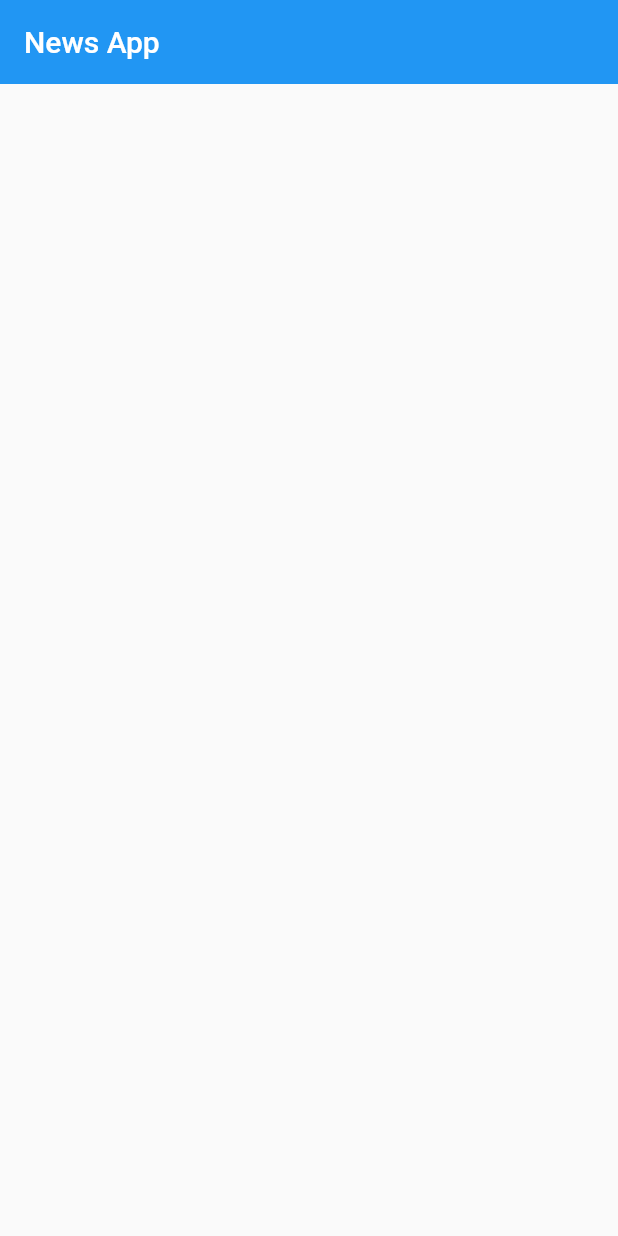
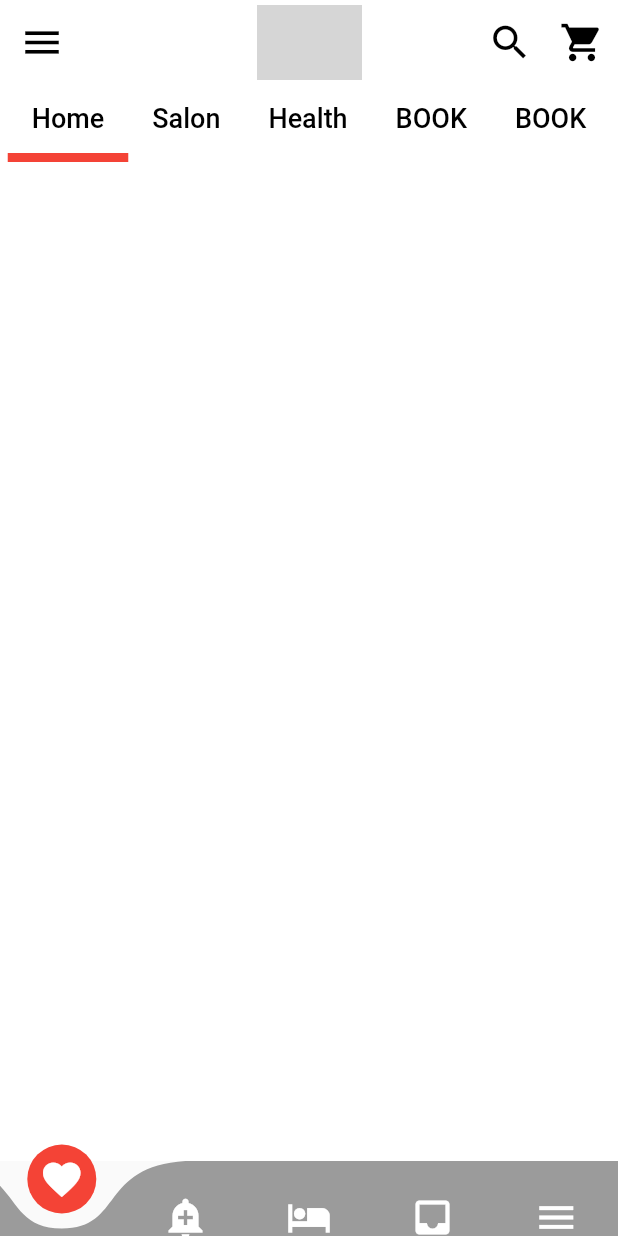
Before and after one commit to xaakib/newsapp_v2, a Flutter app: the screen it shows after launch, on a phone screen of 412 x 824 dp. Run offline on Flutter 3.47's test engine with Material 2 defaults, Android fonts, the phone set to English and light mode, and no system bars; drawn by our look-alikes of curved_navigation_bar; grey boxes are pictures that could not be loaded.

Commit message:
appbar done

```diff
--- a/lib/screens/home_screen.dart
+++ b/lib/screens/home_screen.dart
@@ -1,12 +1,145 @@
+import 'package:curved_navigation_bar/curved_navigation_bar.dart';
 import 'package:flutter/material.dart';
+
+import 'pages/homepage.dart';
 
 class HomeScreen extends StatelessWidget {
   @override
   Widget build(BuildContext context) {
     return Scaffold(
-      appBar: AppBar(
-        elevation: 0,
-        title: Text("News App"),
+      body: ListView(
+        children: [
+          Container(
+            height: MediaQuery.of(context).size.height,
+            child: DefaultTabController(
+              length: 5,
+
+              //// this is for appbar//
+              child: Scaffold(
+                  backgroundColor: Colors.white,
+                  appBar: AppBar(
+                    elevation: 0,
+
+                    // backgroundColor: Color(0xff109618),
+                    backgroundColor: Colors.white,
+
+                    title: Image.asset("assets/images/wevaicon.png",
+                        fit: BoxFit.cover, height: 50, width: 70),
+
+                    centerTitle: true,
+                    leading: IconButton(
+                      onPressed: () {
+                        print("Menu");
+                        showDialog(
+                          context: context,
+                          builder: (conetx) {},
+                        );
+                      },
+                      icon: Icon(
+                        Icons.menu,
+                        color: Colors.black,
+                        size: 30,
+                      ),
+                    ),
+                    actions: [
+                      IconButton(
+                          icon: Icon(
+                            Icons.search,
+                            color: Colors.black,
+                            size: 30,
+                          ),
+                          onPressed: () {}),
+                      IconButton(
+                          icon: Icon(
+                            Icons.shopping_cart,
+                            color: Colors.black,
+                            size: 30,
+                          ),
+                          onPressed: () {}),
+                    ],
+
+                    bottom: TabBar(
+                      isScrollable: true,
+                      indicatorColor: Colors.red,
+                      indicatorWeight: 6.0,
+                      onTap: (index) {},
+                      tabs: <Widget>[
+                        Tab(
+                          child: Container(
+                            child: Text(
+                              'Home',
+                              style: TextStyle(
+                                  color: Colors.black, fontSize: 18.0),
+                            ),
+                          ),
+                        ),
+                        Tab(
+                          child: Container(
+                            child: Text(
+                              'Salon',
+                              style: TextStyle(
+                                  color: Colors.black, fontSize: 18.0),
+                            ),
+                          ),
+                        ),
+                        Tab(
+                          child: Container(
+                            child: Text(
+                              'Health',
+                              style: TextStyle(
+                                  color: Colors.black, fontSize: 18.0),
+                            ),
+                          ),
+                        ),
+                        Tab(
+                          child: Container(
+                            child: Text(
+                              'BOOK',
+                              style: TextStyle(
+                                  color: Colors.black, fontSize: 18.0),
+                            ),
+                          ),
+                        ),
+                        Tab(
+                          child: Container(
+                            child: Text(
+                              'BOOK',
+                              style: TextStyle(
+                                  color: Colors.black, fontSize: 18.0),
+                            ),
+                          ),
+                        ),
+                      ],
+                    ),
+                  ),
+                  body: TabBarView(
+                    children: <Widget>[
+                      HomePage(),
+                      HomePage(),
+                      HomePage(),
+                      HomePage(),
+                      HomePage(),
+                    ],
+                  )),
+            ),
+          ),
+        ],
+      ),
+      bottomNavigationBar: CurvedNavigationBar(
+        height: 50,
+        color: Colors.black38,
+        buttonBackgroundColor: Colors.red,
+        backgroundColor: Colors.transparent,
+        items: <Widget>[
+          Icon(Icons.favorite, color: Colors.white, size: 30),
+          Icon(Icons.add_alert, color: Colors.white, size: 30),
+          Icon(Icons.hotel, color: Colors.white, size: 30),
+          Icon(Icons.inbox, color: Colors.white, size: 30),
+          Icon(Icons.menu, color: Colors.white, size: 30),
+        ],
+        onTap: (index) {
+          //Handle button tap
+        },
       ),
     );
   }
--- /dev/null
+++ b/lib/screens/pages/homepage.dart
@@ -0,0 +1,8 @@
+import 'package:flutter/material.dart';
+
+class HomePage extends StatelessWidget {
+  @override
+  Widget build(BuildContext context) {
+    return Container();
+  }
+}
```
Also changed, not shown: pubspec.yaml (+1 -9 lines), pubspec.lock.
